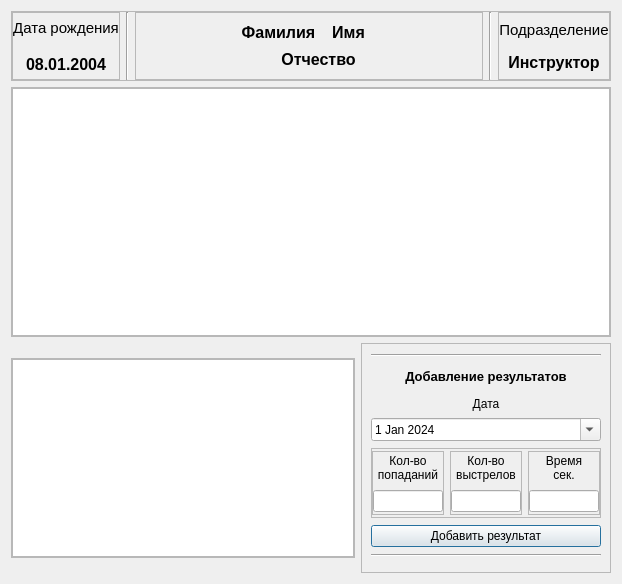
Before: the Qt Designer form user_profile_ui.ui in alekskositsyn/StatStrel, drawn with Qt 5.
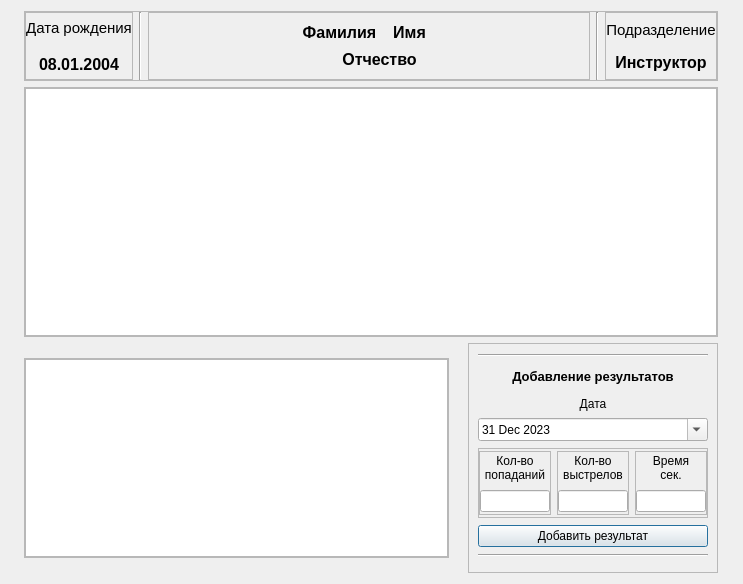
After: the same form once the commit is applied. Custom widgets are drawn as their Qt base class.

What changed in the file:
```diff
--- a/user_profile_ui.ui
+++ b/user_profile_ui.ui
@@ -6,7 +6,7 @@
    <rect>
     <x>0</x>
     <y>0</y>
-    <width>621</width>
+    <width>743</width>
     <height>584</height>
    </rect>
   </property>
@@ -343,9 +343,15 @@
    </item>
    <item row="2" column="0">
     <widget class="QFrame" name="frame_12">
+     <property name="minimumSize">
+      <size>
+       <width>425</width>
+       <height>0</height>
+      </size>
+     </property>
      <property name="maximumSize">
       <size>
-       <width>345</width>
+       <width>425</width>
        <height>200</height>
       </size>
      </property>
@@ -502,12 +508,12 @@
           <widget class="QDateEdit" name="dateEdit">
            <property name="dateTime">
             <datetime>
-             <hour>0</hour>
+             <hour>21</hour>
              <minute>0</minute>
              <second>0</second>
-             <year>2024</year>
-             <month>1</month>
-             <day>1</day>
+             <year>2023</year>
+             <month>12</month>
+             <day>31</day>
             </datetime>
            </property>
            <property name="calendarPopup">
```
Left out of the diff: 2 changed lines with no effect on the pictures.
